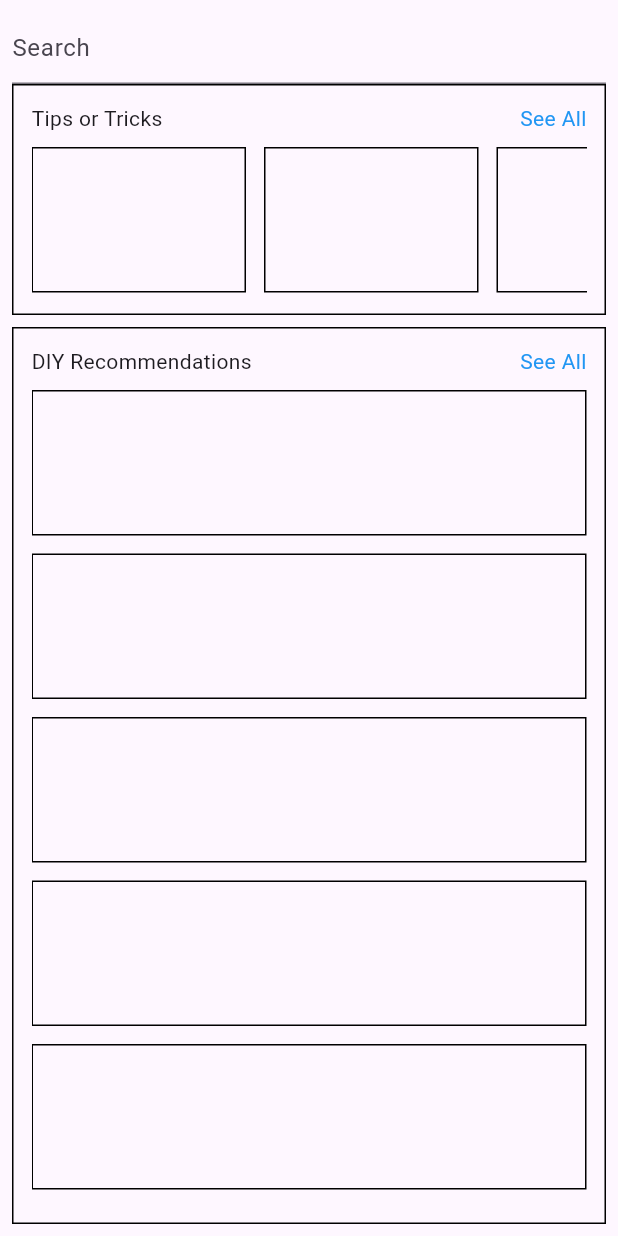
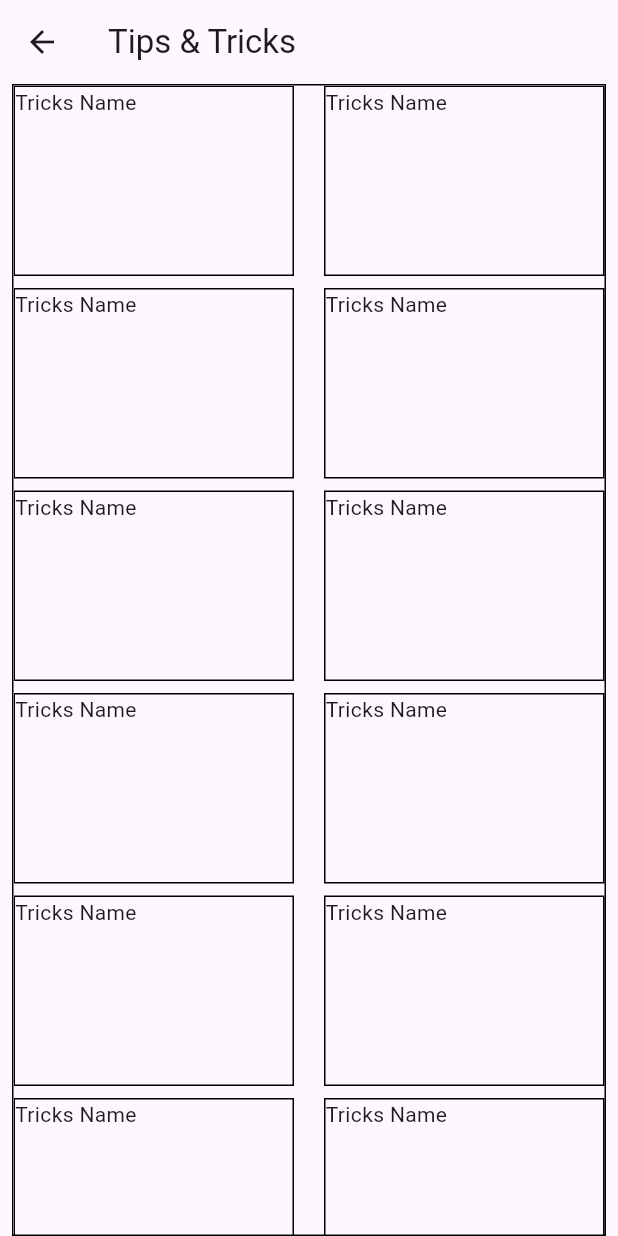
Before and after one commit to GSC2024-TradEco/tradeco-mobile, a Flutter app: the HomePage widget shown alone on an empty page, opened directly, after a tap on "See All", on a phone screen of 412 x 824 dp. Run offline on Flutter 3.47's test engine with Material 3 defaults, Android fonts, the light colour scheme and no system bars.

Commit message:
add Tips and Tricks page

```diff
--- a/lib/ui/pages/main_page.dart
+++ b/lib/ui/pages/main_page.dart
@@ -1,6 +1,4 @@
-import 'package:flutter/cupertino.dart';
 import 'package:flutter/material.dart';
-import 'package:flutter/widgets.dart';
 import 'package:zero_waste_application/ui/pages/main_pages/community_page.dart';
 import 'package:zero_waste_application/ui/pages/main_pages/diy_page.dart';
 import 'package:zero_waste_application/ui/pages/main_pages/home_page.dart';
--- a/lib/ui/pages/main_pages/home_page.dart
+++ b/lib/ui/pages/main_pages/home_page.dart
@@ -1,4 +1,5 @@
 import 'package:flutter/material.dart';
+import 'package:zero_waste_application/ui/pages/tipsandtrick_page.dart';
 
 class HomePage extends StatefulWidget {
   const HomePage({
@@ -31,6 +32,12 @@ class _HomePageState extends State<HomePage> {
                     InkWell(
                       onTap: () {
                         print('tap');
+                        Navigator.push(
+                          context,
+                          MaterialPageRoute(
+                            builder: (context) => TipsAndTrickPage(),
+                          ),
+                        );
                       },
                       child: const Text(
                         "See All",
--- /dev/null
+++ b/lib/ui/pages/tipsandtrick_page.dart
@@ -0,0 +1,54 @@
+import 'package:flutter/cupertino.dart';
+import 'package:flutter/material.dart';
+import 'package:flutter/widgets.dart';
+
+class TipsAndTrickPage extends StatefulWidget {
+  const TipsAndTrickPage({super.key});
+
+  @override
+  State<TipsAndTrickPage> createState() => _TipsAndTrickPageState();
+}
+
+class _TipsAndTrickPageState extends State<TipsAndTrickPage> {
+  @override
+  Widget build(BuildContext context) {
+    return Scaffold(
+      appBar: AppBar(
+        title: const Text("Tips & Tricks"),
+      ),
+      body: Container(
+        margin: const EdgeInsets.symmetric(horizontal: 8),
+        decoration: BoxDecoration(border: Border.all(color: Colors.black)),
+        child: ListView.separated(
+          itemBuilder: (context, index) {
+            return Row(
+              children: [
+                Expanded(
+                  child: Container(
+                    height: 127,
+                    decoration:
+                        BoxDecoration(border: Border.all(color: Colors.black)),
+                    child: Text("Tricks Name"),
+                  ),
+                ),
+                SizedBox(width: 20),
+                Expanded(
+                  child: Container(
+                    height: 127,
+                    decoration:
+                        BoxDecoration(border: Border.all(color: Colors.black)),
+                    child: Text("Tricks Name"),
+                  ),
+                ),
+              ],
+            );
+          },
+          separatorBuilder: (context, index) {
+            return SizedBox(height: 8);
+          },
+          itemCount: 10,
+        ),
+      ),
+    );
+  }
+}
```
